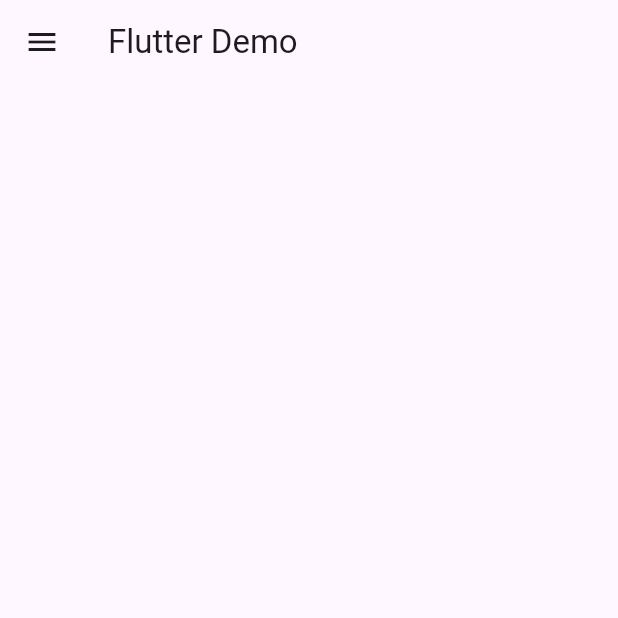
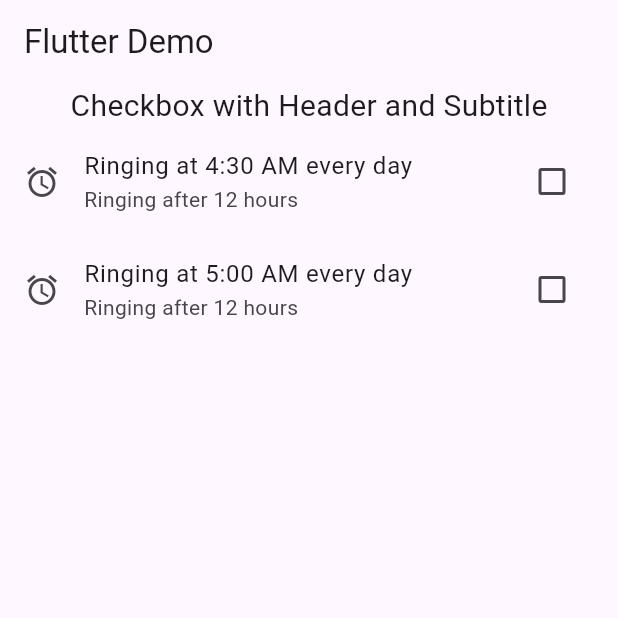
Before and after one commit to avnendv/flutter_widget_sample, a Flutter app: the screen it shows after launch, on a phone screen of 412 x 824 dp, the top half of it. Run offline on Flutter 3.47's test engine with Material 3 defaults, Android fonts, the phone set to English and light mode, and no system bars.

Commit message:
base checbox

```diff
--- a/lib/main.dart
+++ b/lib/main.dart
@@ -1,5 +1,5 @@
 import 'package:flutter/material.dart';
-import 'package:widget_example/my_custom_drawer.dart';
+import 'package:widget_example/my_custom_checkbox.dart';
 
 void main() {
   runApp(const MyApp());
@@ -17,7 +17,11 @@ class MyApp extends StatelessWidget {
         colorScheme: ColorScheme.fromSeed(seedColor: Colors.deepPurple),
         useMaterial3: true,
       ),
-      home: const SafeArea(child: MyCustomDrawer()),
+      home: Scaffold(
+          appBar: AppBar(
+            title: const Text('Flutter Demo'),
+          ),
+          body: const MyCustomCheckbox()),
     );
   }
 }
--- /dev/null
+++ b/lib/my_custom_checkbox.dart
@@ -0,0 +1,48 @@
+import 'package:flutter/material.dart';
+
+class MyCustomCheckbox extends StatefulWidget {
+  const MyCustomCheckbox({super.key});
+
+  @override
+  State<MyCustomCheckbox> createState() => _MyCustomCheckboxState();
+}
+
+class _MyCustomCheckboxState extends State<MyCustomCheckbox> {
+  bool valueFirst = false;
+  bool valueSecond = false;
+
+  @override
+  Widget build(BuildContext context) {
+    return Column(
+      children: [
+        const SizedBox(
+          width: 10,
+        ),
+        const Text(
+          'Checkbox with Header and Subtitle',
+          style: TextStyle(fontSize: 20.0),
+        ),
+        CheckboxListTile(
+            secondary: const Icon(Icons.alarm),
+            title: const Text('Ringing at 4:30 AM every day'),
+            subtitle: const Text('Ringing after 12 hours'),
+            value: valueFirst,
+            onChanged: (value) {
+              setState(() {
+                valueFirst = value!;
+              });
+            }),
+        CheckboxListTile(
+            secondary: const Icon(Icons.alarm),
+            title: const Text('Ringing at 5:00 AM every day'),
+            subtitle: const Text('Ringing after 12 hours'),
+            value: valueSecond,
+            onChanged: (value) {
+              setState(() {
+                valueSecond = value!;
+              });
+            }),
+      ],
+    );
+  }
+}
```
